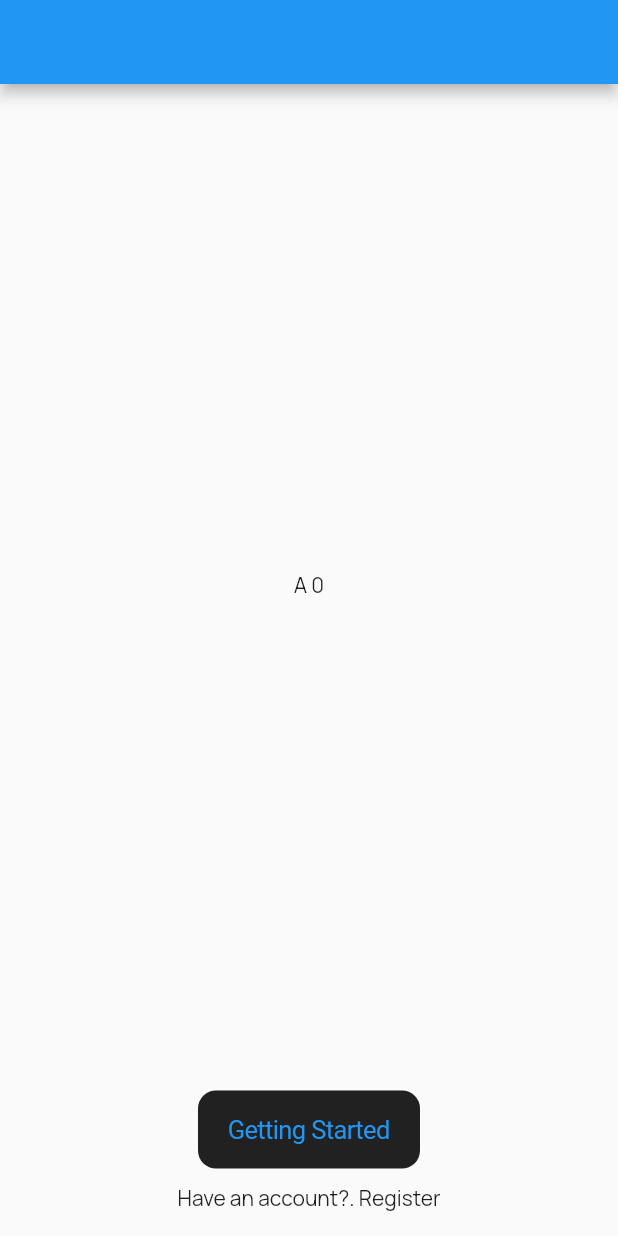
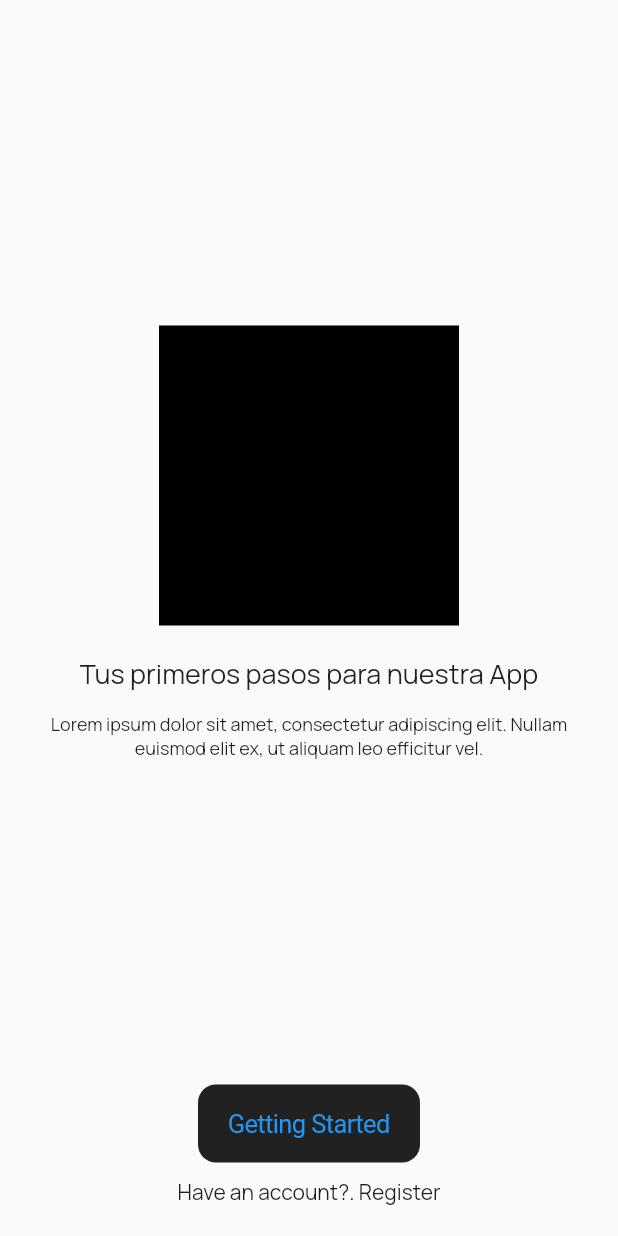
Before and after one commit to dafm10/flutter_codigo4_fulltechnology, a Flutter app: the screen it shows after launch, on a phone screen of 412 x 824 dp. Run offline on Flutter 3.47's test engine with Material 2 defaults, Android fonts, the phone set to English and light mode, and no system bars; our stand-ins replace carousel_slider, cloud_firestore, firebase_auth, firebase_core, firebase_messaging, flutter_local_notifications and 4 more; accounts and stored records are empty.

Commit message:
started 2

```diff
--- a/lib/pages/started_page.dart
+++ b/lib/pages/started_page.dart
@@ -2,7 +2,6 @@ import 'dart:async';
 
 import 'package:flutter/cupertino.dart';
 import 'package:flutter/material.dart';
-import 'package:flutter_local_notifications/flutter_local_notifications.dart';
 
 class StartedPage extends StatefulWidget {
   const StartedPage({Key? key}) : super(key: key);
@@ -22,8 +21,17 @@ class _StartedPageState extends State<StartedPage> {
   void initState() {
     // TODO: implement initState
     super.initState();
-    Timer.periodic(Duration(seconds: 2), (timer) {
-      print(timer);
+    Timer.periodic(const Duration(seconds: 2), (timer) {
+      if (_currentIndex < 2) {
+        _currentIndex++;
+      } else {
+        _currentIndex = 0;
+      }
+      _pageController.animateToPage(
+        _currentIndex,
+        duration: Duration(milliseconds: 400),
+        curve: Curves.easeIn,
+      );
     });
   }
 
@@ -35,20 +43,46 @@ class _StartedPageState extends State<StartedPage> {
   @override
   Widget build(BuildContext context) {
     return Scaffold(
-      appBar: AppBar(),
       body: Container(
-        padding: const EdgeInsets.all(16.0),
+        padding: const EdgeInsets.all(20.0),
         child: Column(
           children: [
             Expanded(
               child: PageView.builder(
+                physics: const BouncingScrollPhysics(),
                 controller: _pageController,
                 scrollDirection: Axis.horizontal,
-                itemCount: 10,
+                itemCount: 3,
                 onPageChanged: _onPageChange,
                 itemBuilder: (context, index) {
-                  return Center(
-                    child: Text("A $index"),
+                  return Column(
+                    mainAxisAlignment: MainAxisAlignment.center,
+                    children: [
+                      Container(
+                        height: 200.0,
+                        width: 200.0,
+                        color: Colors.black,
+                      ),
+                      const SizedBox(
+                        height: 20.0,
+                      ),
+                      Text(
+                        "Tus primeros pasos para nuestra App",
+                        style: TextStyle(
+                          fontSize: 18.0,
+                        ),
+                      ),
+                      const SizedBox(
+                        height: 12.0,
+                      ),
+                      Text(
+                        "Lorem ipsum dolor sit amet, consectetur adipiscing elit. Nullam euismod elit ex, ut aliquam leo efficitur vel.",
+                        textAlign: TextAlign.center,
+                        style: TextStyle(
+                          fontSize: 12.0,
+                        ),
+                      ),
+                    ],
                   );
                 },
               ),
--- a/lib/utils/push_notification_service.dart
+++ b/lib/utils/push_notification_service.dart
@@ -5,7 +5,7 @@ class PushNotificationService {
 
   static Future initilizedApp() async {
     String token = await messaging.getToken() ?? "";
-    print(token);
+    // print(token);
 
     FirebaseMessaging.onMessage.listen(_onMessage);
     FirebaseMessaging.onBackgroundMessage(_onBackgroundMessage);
```
